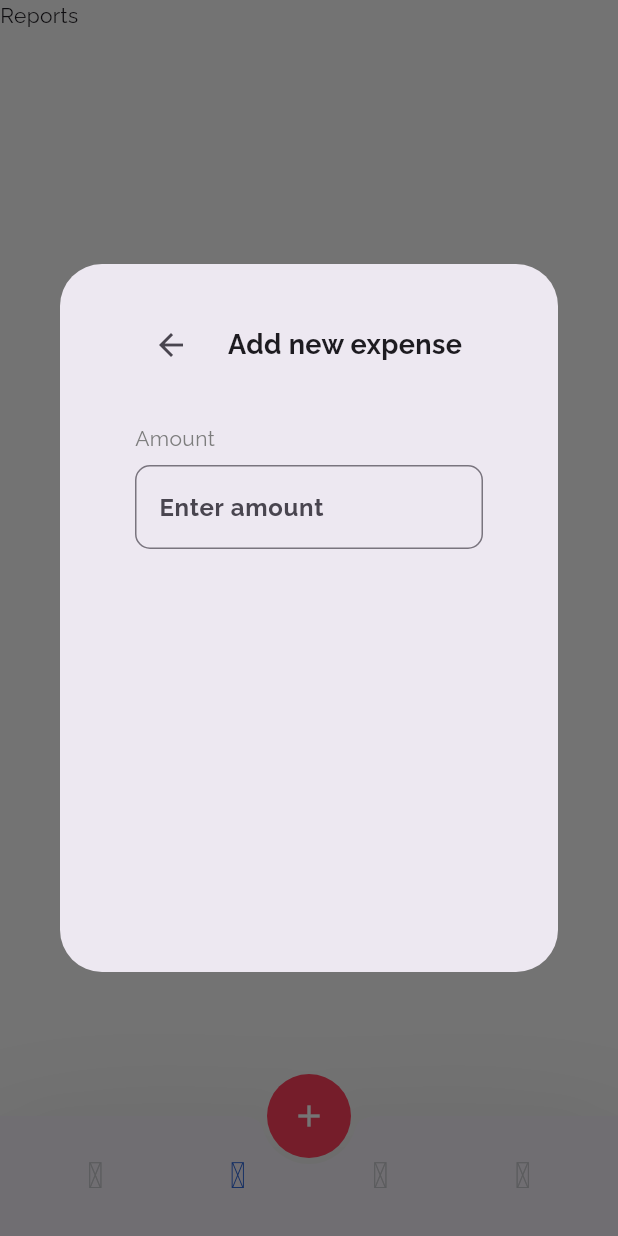
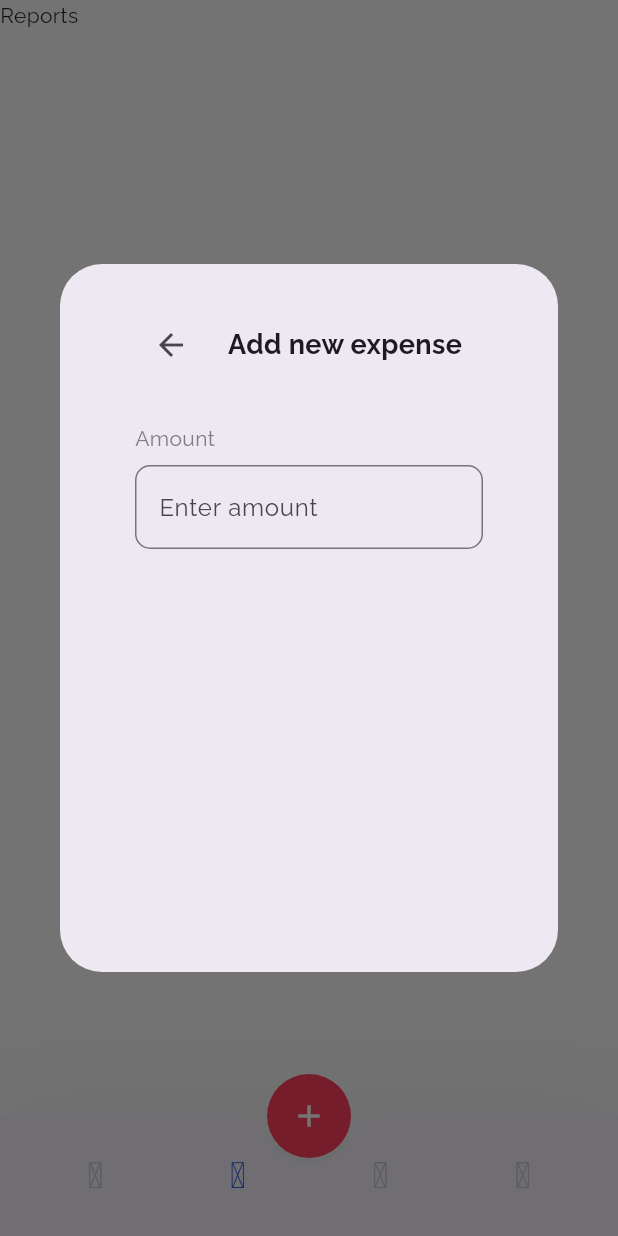
Before and after one commit to rjcalifornia/Expense, a Flutter app: the AppScreen screen opened by its route, item 2 of the bottom bar chosen, after a tap on the "add" icon, on a phone screen of 412 x 824 dp. Run offline on Flutter 3.47's test engine with Material 3 defaults, Android fonts, the phone set to English and light mode, and no system bars; our stand-ins replace google_fonts, material_symbols_icons, shared_preferences; missing offline and left inert: window_manager; accounts and stored records are empty; statements that could not run were skipped.

Commit message:
Changes to be committed: 	modified:   lib/ui/widgets/add_expense_dialog.dart

```diff
--- a/lib/ui/widgets/add_expense_dialog.dart
+++ b/lib/ui/widgets/add_expense_dialog.dart
@@ -52,7 +52,7 @@ Future<void> addExpense(BuildContext context) {
                   height: 8,
                 ),
                 TextField(
-                    keyboardType: TextInputType.name,
+                    keyboardType: TextInputType.number,
                     onChanged: (value) {},
                     style: const TextStyle(
                         fontSize: 16,
@@ -60,6 +60,9 @@ Future<void> addExpense(BuildContext context) {
                         color: Colors.black),
                     decoration: InputDecoration(
                       filled: false,
+                      focusedBorder: OutlineInputBorder(
+                          borderSide:
+                              const BorderSide(color: Color(0xffa0a0a0))),
                       focusColor: const Color(0xffa0a0a0),
                       hoverColor: const Color(0xffa0a0a0),
                       fillColor: const Color(0xffF5F5F5),
@@ -67,7 +70,7 @@ Future<void> addExpense(BuildContext context) {
                           borderRadius: BorderRadius.circular(10),
                           borderSide:
                               const BorderSide(color: Color(0xffa0a0a0))),
-                      hintText: "Enter amount",
+                      labelText: "Enter amount",
                     ))
               ],
             ),
```
